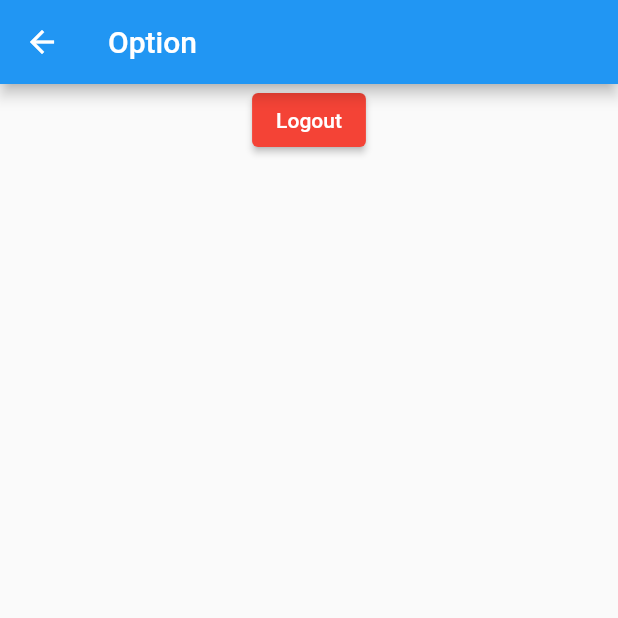
After one commit to Ningen0205/my_todolist, a Flutter app: the OptionPage screen opened directly, on a phone screen of 412 x 824 dp, the top half of it. The commit adds this screen. Run offline on Flutter 3.47's test engine with Material 2 defaults, Android fonts, the phone set to English and light mode, and no system bars; our stand-ins replace email_validator, firebase_auth, firebase_core, matcher; accounts and stored records are empty.

Commit message:
認証機能完成

```diff
--- /dev/null
+++ b/firestore.indexes.json
@@ -0,0 +1,4 @@
+{
+  "indexes": [],
+  "fieldOverrides": []
+}
--- /dev/null
+++ b/lib/pages/option.dart
@@ -0,0 +1,40 @@
+import 'package:flutter/material.dart';
+import 'package:matcher/matcher.dart';
+import 'package:my_todolist/pages/user_login.dart';
+
+class OptionPage extends StatelessWidget {
+  @override
+  Widget build(BuildContext context) {
+    return Scaffold(
+      appBar: AppBar(title: const Text('Option')),
+      // drawer: Drawer(
+      //   child: Center(
+      //     child: Column(children: [
+      //       TextButton(onPressed: () {
+      //         Navigator.of(context).
+      //       }, child: const Text('Options'))
+      //     ]),
+      //   ),
+      // ),
+      body: Center(
+        child: Column(
+          children: [
+            ElevatedButton(
+              style: ElevatedButton.styleFrom(
+                  foregroundColor: Colors.white, backgroundColor: Colors.red),
+              onPressed: () {
+                Navigator.of(context).pushAndRemoveUntil(
+                  MaterialPageRoute(
+                    builder: (context) => const UserLoginPage(),
+                  ),
+                  (_) => false,
+                );
+              },
+              child: const Text('Logout'),
+            )
+          ],
+        ),
+      ),
+    );
+  }
+}
```
Also changed, not shown: lib/pages/todo_list.dart (+25 -1 lines), lib/pages/user_login.dart (+12 -6 lines), lib/pages/user_register.dart (+52 -10 lines), firebase.json, lib/components/drawer.dart (added).
